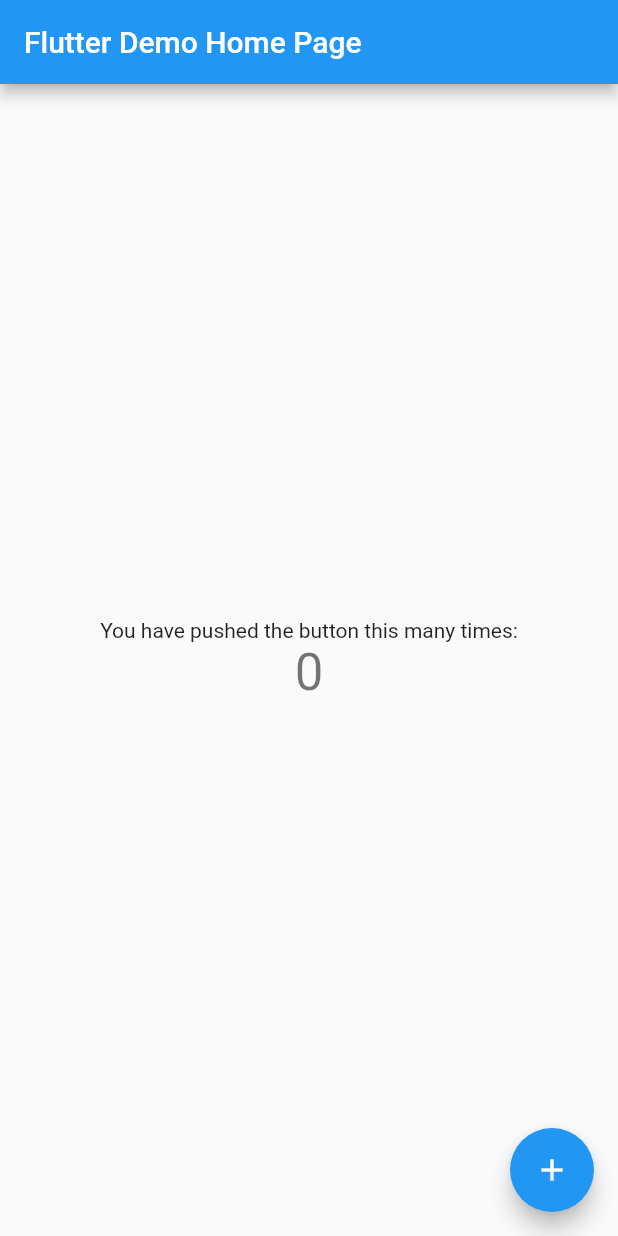
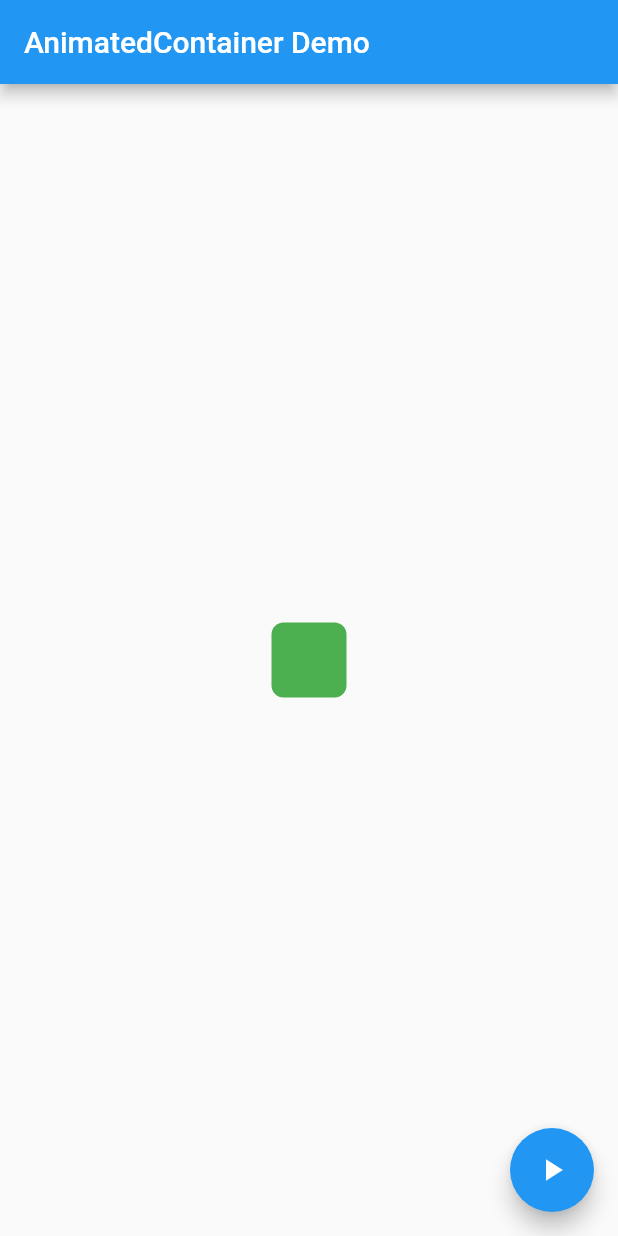
Before and after one commit to Delightfully-Nerdy/animated-container-flutter, a Flutter app: the screen it shows after launch, on a phone screen of 412 x 824 dp. Run offline on Flutter 3.47's test engine with Material 2 defaults, Android fonts, the phone set to English and light mode, and no system bars.

Commit message:
final commit

```diff
--- a/lib/main.dart
+++ b/lib/main.dart
@@ -1,113 +1,72 @@
+import 'dart:math';
+
 import 'package:flutter/material.dart';
 
-void main() {
-  runApp(MyApp());
+void main() => runApp(AnimatedContainerApp());
+
+class AnimatedContainerApp extends StatefulWidget {
+  @override
+  _AnimatedContainerAppState createState() => _AnimatedContainerAppState();
 }
 
-class MyApp extends StatelessWidget {
-  // This widget is the root of your application.
+class _AnimatedContainerAppState extends State<AnimatedContainerApp> {
+  // Define the various properties with default values. Update these properties
+  // when the user taps a FloatingActionButton.
+  double _width = 50;
+  double _height = 50;
+  Color _color = Colors.green;
+  BorderRadiusGeometry _borderRadius = BorderRadius.circular(8);
+
   @override
   Widget build(BuildContext context) {
     return MaterialApp(
-      title: 'Flutter Demo',
-      theme: ThemeData(
-        // This is the theme of your application.
-        //
-        // Try running your application with "flutter run". You'll see the
-        // application has a blue toolbar. Then, without quitting the app, try
-        // changing the primarySwatch below to Colors.green and then invoke
-        // "hot reload" (press "r" in the console where you ran "flutter run",
-        // or simply save your changes to "hot reload" in a Flutter IDE).
-        // Notice that the counter didn't reset back to zero; the application
-        // is not restarted.
-        primarySwatch: Colors.blue,
+      home: Scaffold(
+        appBar: AppBar(
+          title: Text('AnimatedContainer Demo'),
+        ),
+        body: Center(
+          child: AnimatedContainer(
+            // Use the properties stored in the State class.
+            width: _width,
+            height: _height,
+            decoration: BoxDecoration(
+              color: _color,
+              borderRadius: _borderRadius,
+            ),
+            // Define how long the animation should take.
+            duration: Duration(seconds: 1),
+            // Provide an optional curve to make the animation feel smoother.
+            curve: Curves.fastOutSlowIn,
+          ),
+        ),
+        floatingActionButton: FloatingActionButton(
+          child: Icon(Icons.play_arrow),
+          // When the user taps the button
+          onPressed: () {
+            // Use setState to rebuild the widget with new values.
+            setState(() {
+              // Create a random number generator.
+              final random = Random();
+
+              // Generate a random width and height.
+              _width = random.nextInt(300).toDouble();
+              _height = random.nextInt(300).toDouble();
+
+              // Generate a random color.
+              _color = Color.fromRGBO(
+                random.nextInt(256),
+                random.nextInt(256),
+                random.nextInt(256),
+                1,
+              );
+
+              // Generate a random border radius.
+              _borderRadius =
+                  BorderRadius.circular(random.nextInt(100).toDouble());
+            });
+          },
+        ),
       ),
-      home: MyHomePage(title: 'Flutter Demo Home Page'),
     );
   }
 }
-
-class MyHomePage extends StatefulWidget {
-  MyHomePage({Key key, this.title}) : super(key: key);
-
-  // This widget is the home page of your application. It is stateful, meaning
-  // that it has a State object (defined below) that contains fields that affect
-  // how it looks.
-
-  // This class is the configuration for the state. It holds the values (in this
-  // case the title) provided by the parent (in this case the App widget) and
-  // used by the build method of the State. Fields in a Widget subclass are
-  // always marked "final".
-
-  final String title;
-
-  @override
-  _MyHomePageState createState() => _MyHomePageState();
-}
-
-class _MyHomePageState extends State<MyHomePage> {
-  int _counter = 0;
-
-  void _incrementCounter() {
-    setState(() {
-      // This call to setState tells the Flutter framework that something has
-      // changed in this State, which causes it to rerun the build method below
-      // so that the display can reflect the updated values. If we changed
-      // _counter without calling setState(), then the build method would not be
-      // called again, and so nothing would appear to happen.
-      _counter++;
-    });
-  }
-
-  @override
-  Widget build(BuildContext context) {
-    // This method is rerun every time setState is called, for instance as done
-    // by the _incrementCounter method above.
-    //
-    // The Flutter framework has been optimized to make rerunning build methods
-    // fast, so that you can just rebuild anything that needs updating rather
-    // than having to individually change instances of widgets.
-    return Scaffold(
-      appBar: AppBar(
-        // Here we take the value from the MyHomePage object that was created by
-        // the App.build method, and use it to set our appbar title.
-        title: Text(widget.title),
-      ),
-      body: Center(
-        // Center is a layout widget. It takes a single child and positions it
-        // in the middle of the parent.
-        child: Column(
-          // Column is also a layout widget. It takes a list of children and
-          // arranges them vertically. By default, it sizes itself to fit its
-          // children horizontally, and tries to be as tall as its parent.
-          //
-          // Invoke "debug painting" (press "p" in the console, choose the
-          // "Toggle Debug Paint" action from the Flutter Inspector in Android
-          // Studio, or the "Toggle Debug Paint" command in Visual Studio Code)
-          // to see the wireframe for each widget.
-          //
-          // Column has various properties to control how it sizes itself and
-          // how it positions its children. Here we use mainAxisAlignment to
-          // center the children vertically; the main axis here is the vertical
-          // axis because Columns are vertical (the cross axis would be
-          // horizontal).
-          mainAxisAlignment: MainAxisAlignment.center,
-          children: <Widget>[
-            Text(
-              'You have pushed the button this many times:',
-            ),
-            Text(
-              '$_counter',
-              style: Theme.of(context).textTheme.headline4,
-            ),
-          ],
-        ),
-      ),
-      floatingActionButton: FloatingActionButton(
-        onPressed: _incrementCounter,
-        tooltip: 'Increment',
-        child: Icon(Icons.add),
-      ), // This trailing comma makes auto-formatting nicer for build methods.
-    );
-  }
-}
```
